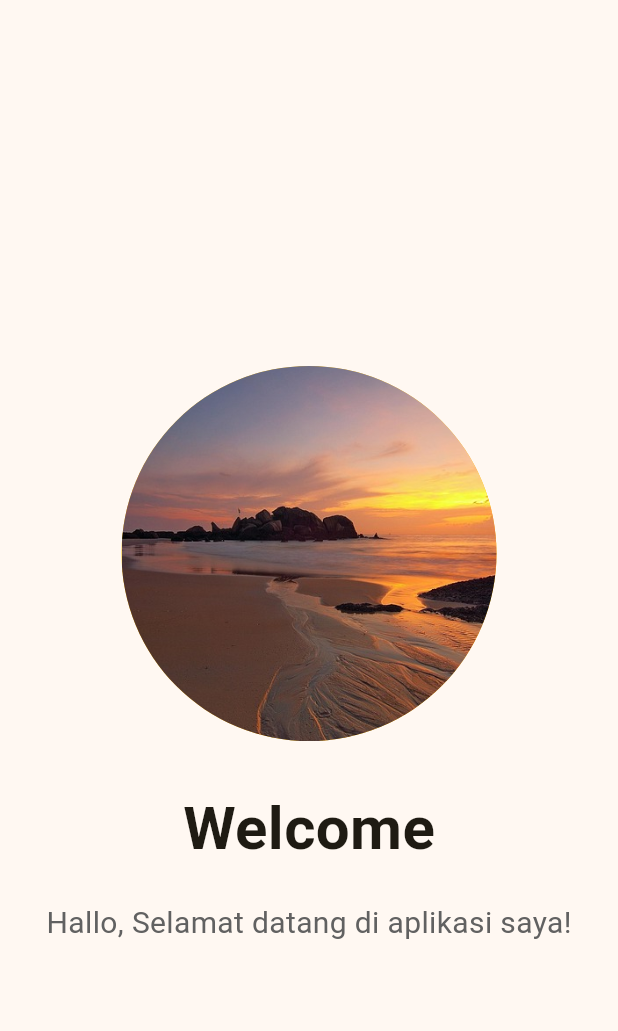
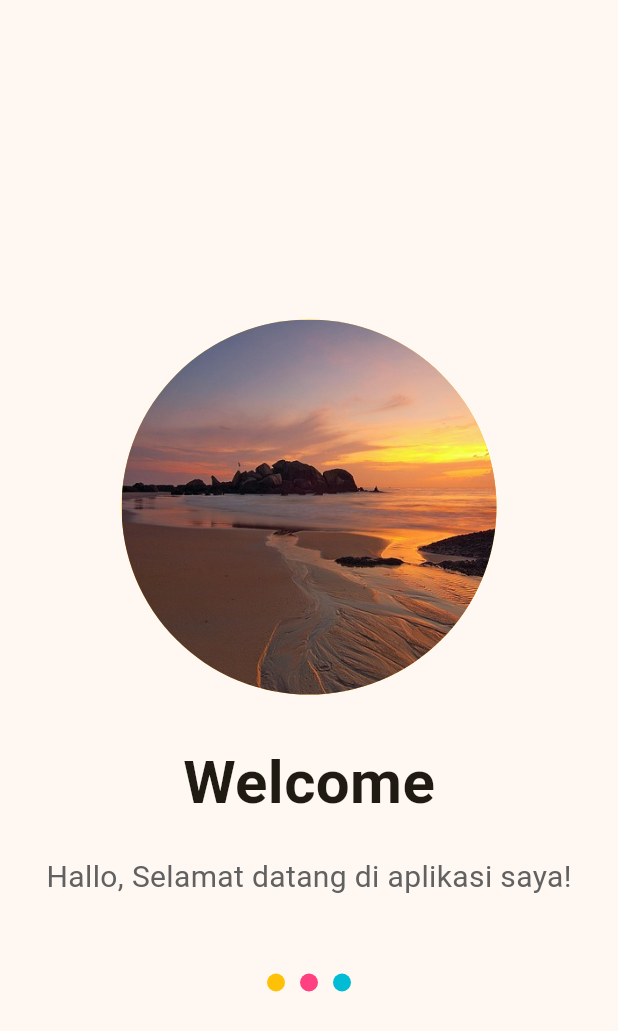
Before and after one commit to ginaa07/Latihan_Splash_Screen_week6_1123150124, a Flutter app: the screen it shows after launch, on a phone screen of 412 x 824 dp. Shown: the top 1031 px of the screen. Run offline on Flutter 3.47's test engine with Material 3 defaults, Android fonts, the phone set to English and light mode, and no system bars.

```diff
--- a/lib/screen/splash_screen_1.dart
+++ b/lib/screen/splash_screen_1.dart
@@ -41,10 +41,43 @@ class SplashScreen1 extends StatelessWidget {
             fontSize: 20,
             color: Colors.grey[700],
           ),
-        )
+        ),
+        SizedBox(height: 50),
+        Row(
+          mainAxisAlignment: MainAxisAlignment.center,
+          children: [
+            Container(
+              width: 12,
+              height: 12,
+              decoration: BoxDecoration(
+                shape: BoxShape.circle,
+                color: Colors.amber,
+              ),
+            ),
+            SizedBox(width: 10),
+            Container(
+              width: 12,
+              height: 12,
+              decoration: BoxDecoration(
+                shape: BoxShape.circle,
+                color: Colors.pinkAccent,
+              ),
+            ),
+            SizedBox(width: 10),
+            Container(
+              width: 12,
+              height: 12,
+              decoration: BoxDecoration(
+                shape: BoxShape.circle,
+                color: Colors.cyan,
+              ),
+            ),
+          ]
+        ),
+        ]
 
-        ],
-    ),
+      )
+
     ),
     );
   }
```
